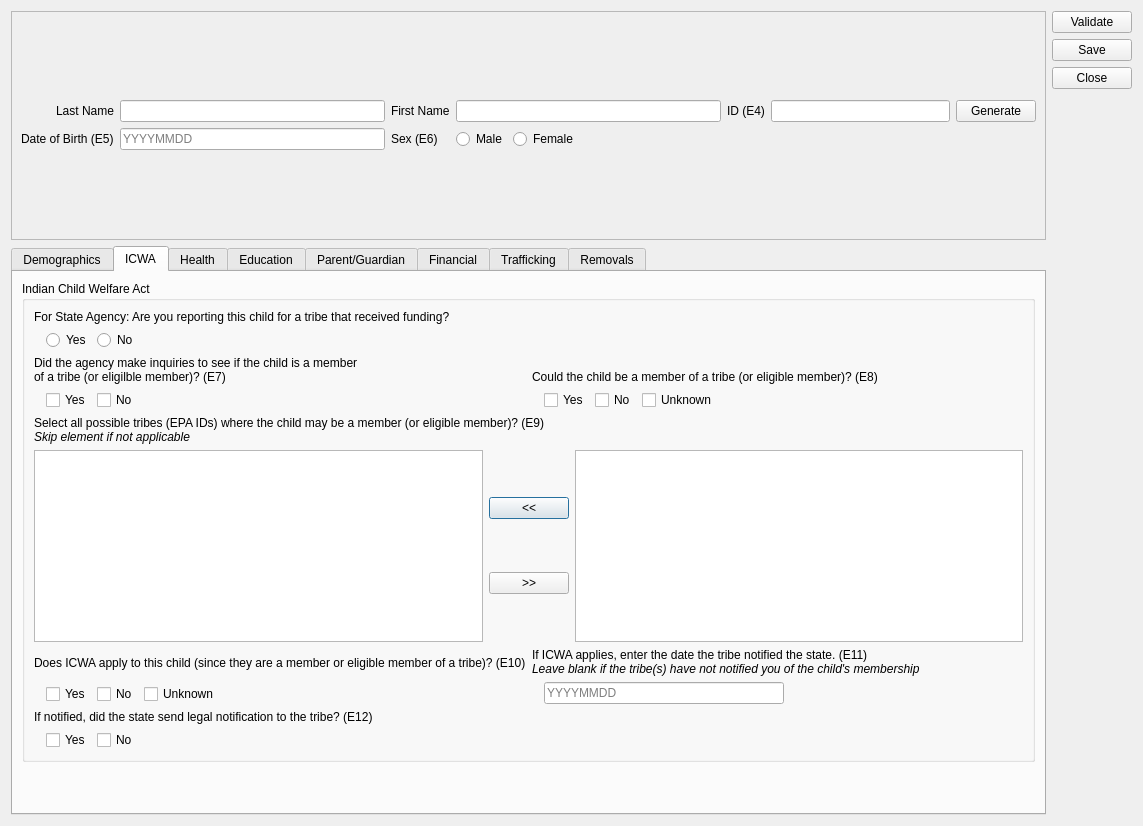
Old version of the form ui/ui_childform.ui in the repository zstamper/AFCARS-AXE.
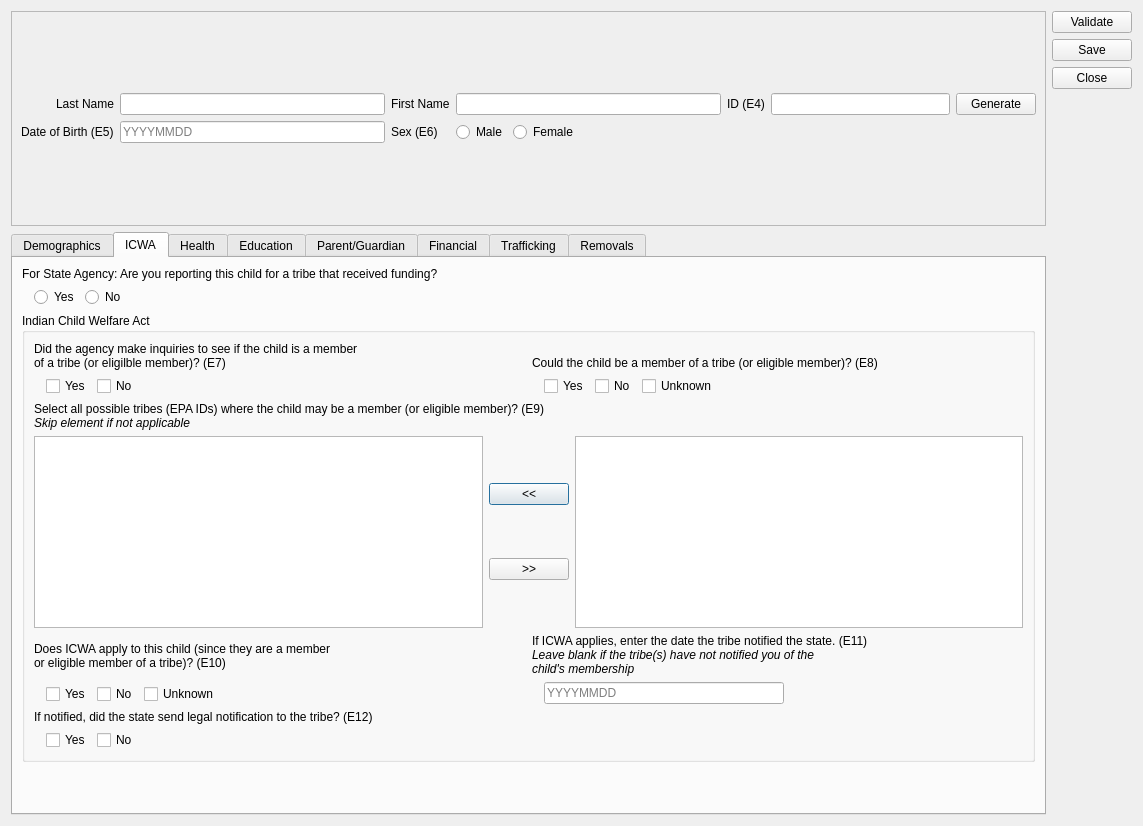
New version of the form. The open tabs and pages were chosen to show the change.

The edit to the form file:
```diff
--- a/ui/ui_childform.ui
+++ b/ui/ui_childform.ui
@@ -551,12 +551,6 @@
         </attribute>
         <layout class="QVBoxLayout" name="verticalLayout_5">
          <item>
-          <widget class="QGroupBox" name="icwa_group_box">
-           <property name="title">
-            <string>Indian Child Welfare Act</string>
-           </property>
-           <layout class="QVBoxLayout" name="verticalLayout_22">
-            <item>
              <widget class="QLabel" name="label_12">
               <property name="text">
                <string>For State Agency: Are you reporting this child for a tribe that received funding?</string>
@@ -604,6 +598,12 @@
              </layout>
             </item>
             <item>
+          <widget class="QGroupBox" name="icwa_group_box">
+           <property name="title">
+            <string>Indian Child Welfare Act</string>
+           </property>
+           <layout class="QVBoxLayout" name="verticalLayout_22">
+            <item>
              <layout class="QHBoxLayout" name="horizontalLayout_32">
               <item>
                <layout class="QVBoxLayout" name="verticalLayout_7">
@@ -783,7 +783,7 @@
                 <item>
                  <widget class="QLabel" name="label_5">
                   <property name="text">
-                   <string>Does ICWA apply to this child (since they are a member or eligible member of a tribe)? (E10)</string>
+                   <string>Does ICWA apply to this child (since they are a member&lt;br/&gt;or eligible member of a tribe)? (E10)</string>
                   </property>
                  </widget>
                 </item>
@@ -844,7 +844,7 @@
                 <item>
                  <widget class="QLabel" name="label_9">
                   <property name="text">
-                   <string>If ICWA applies, enter the date the tribe notified the state. (E11)&lt;br/&gt;&lt;i&gt;Leave blank if the tribe(s) have not notified you of the child's membership&lt;/i&gt;</string>
+                   <string>If ICWA applies, enter the date the tribe notified the state. (E11)&lt;br/&gt;&lt;i&gt;Leave blank if the tribe(s) have not notified you of the&lt;br/&gt;child's membership&lt;/i&gt;</string>
                   </property>
                  </widget>
                 </item>
```
Left out of the diff: 2 changed lines with no effect on the pictures. Lines whose indentation alone changed are shown as unchanged.
